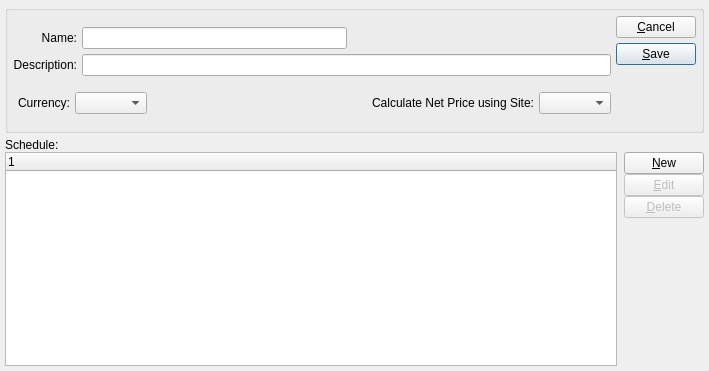
Above: guiclient/itemPricingSchedule.ui from Pegasus-RPG/xtuple-client before the change. Below: the same form after it.
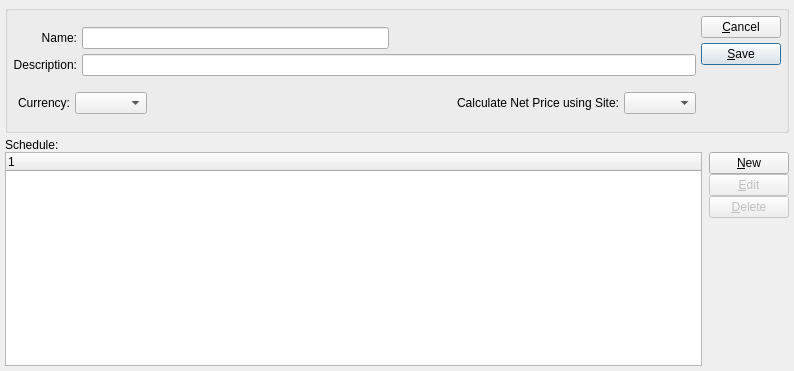
That is the form after the change. Custom widgets are drawn as their Qt base class.

```diff
--- a/guiclient/itemPricingSchedule.ui
+++ b/guiclient/itemPricingSchedule.ui
@@ -13,7 +13,7 @@
    <rect>
     <x>0</x>
     <y>0</y>
-    <width>709</width>
+    <width>794</width>
     <height>371</height>
    </rect>
   </property>
```
Left out of the diff: 1 changed line with no effect on the pictures.
